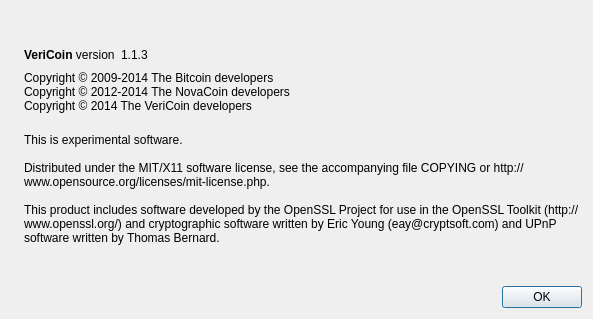
pnosker/master, file src/qt/forms/aboutdialog.ui: the form before one commit.
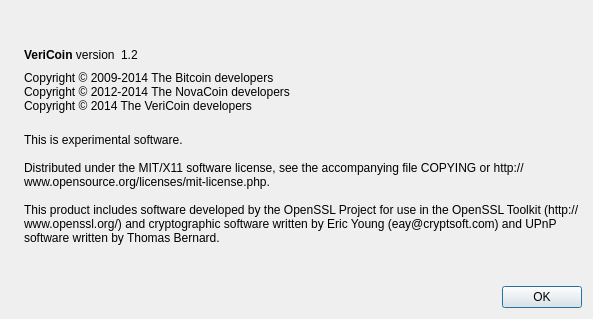
The form after the commit. Icons and pictures are not drawn.

What changed in the file:
```diff
--- a/src/qt/forms/aboutdialog.ui
+++ b/src/qt/forms/aboutdialog.ui
@@ -63,7 +63,7 @@
           <cursorShape>IBeamCursor</cursorShape>
          </property>
          <property name="text">
-          <string notr="true">1.1.3</string>
+          <string notr="true">1.2</string>
          </property>
          <property name="textInteractionFlags">
           <set>Qt::LinksAccessibleByMouse|Qt::TextSelectableByKeyboard|Qt::TextSelectableByMouse</set>
```
